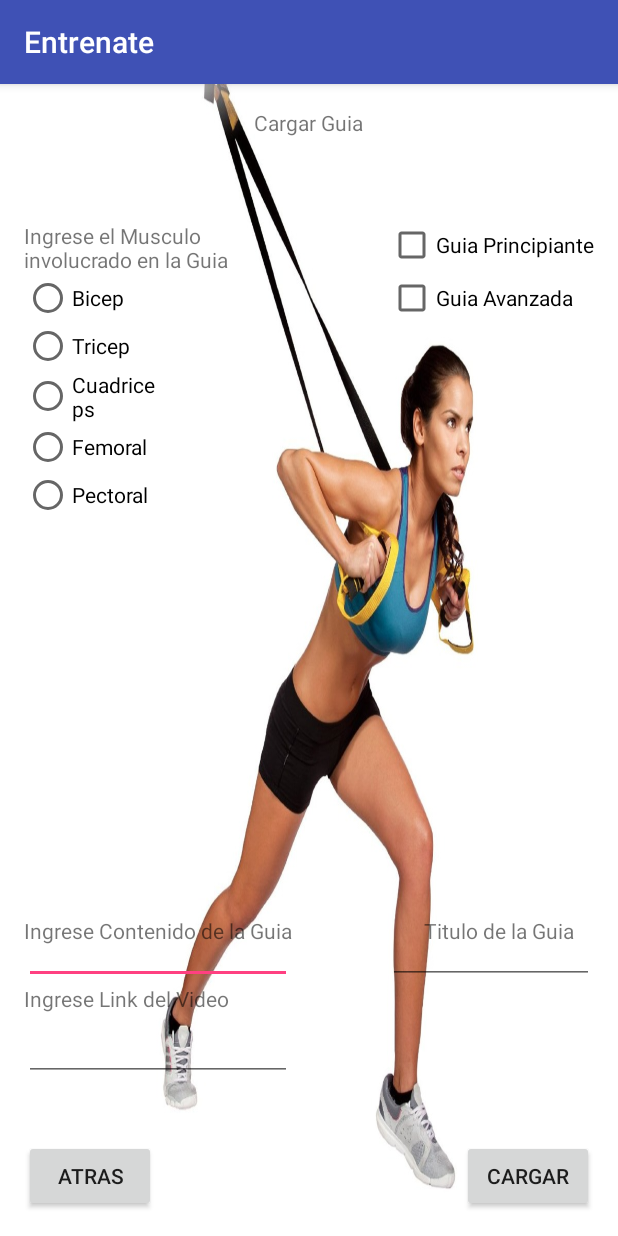
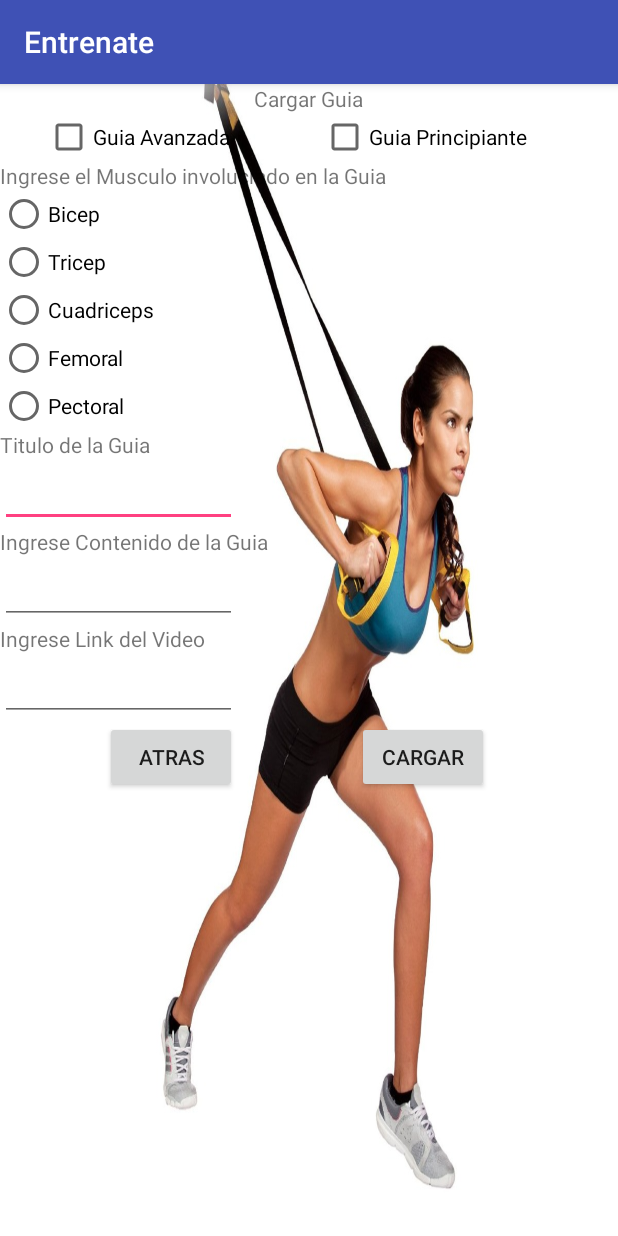
Before and after one commit to mrkorbin/tesis2, an Android app: the CargarGuiaActivity screen opened directly, with no data from a screen before it, on a phone screen of 412 x 824 dp. Run offline under Robolectric (Android 15) with nearby library versions, the phone set to English and light mode, and no system bars; our stand-ins replace Firebase (no records; nobody signed in at launch, a user with empty details on screens opened directly).

Commit message:
Reestructuracion de ventana de carga
Reestructuracion de ventana de carga con Linear Layout

```diff
--- a/app/src/main/res/layout/activity_cargar_guia.xml
+++ b/app/src/main/res/layout/activity_cargar_guia.xml
@@ -1,201 +1,195 @@
 <?xml version="1.0" encoding="utf-8"?>
-<RelativeLayout xmlns:android="http://schemas.android.com/apk/res/android"
+<LinearLayout xmlns:android="http://schemas.android.com/apk/res/android"
     xmlns:tools="http://schemas.android.com/tools"
     android:layout_width="match_parent"
     android:layout_height="wrap_content"
-    android:paddingBottom="@dimen/activity_vertical_margin"
-    android:paddingLeft="@dimen/activity_horizontal_margin"
-    android:paddingRight="@dimen/activity_horizontal_margin"
-    android:paddingTop="@dimen/activity_vertical_margin"
     android:background="@drawable/logoadmin"
+    android:orientation="vertical"
     tools:context="ve.drkorbin.tesis.CargarGuiaActivity">
 
-    <TextView
-        android:layout_width="wrap_content"
+
+    <ScrollView
+        android:layout_width="match_parent"
+        android:layout_height="match_parent">
+
+
+    </ScrollView>
+
+    <LinearLayout
+        android:layout_width="match_parent"
         android:layout_height="wrap_content"
-        android:text="Cargar Guia"
-        android:id="@+id/textView12"
-        android:layout_alignParentTop="true"
-        android:layout_centerHorizontal="true" />
+        android:orientation="vertical">
 
-    <TextView
-        android:layout_width="wrap_content"
-        android:layout_height="wrap_content"
-        android:text="Ingrese el Musculo involucrado en la Guia"
-        android:id="@+id/textView14"
-        android:layout_alignTop="@+id/checkBoxGuiaPrincipiante"
-        android:layout_alignParentLeft="true"
-        android:layout_alignParentStart="true"
-        android:layout_toLeftOf="@+id/textView12"
-        android:layout_toStartOf="@+id/textView12" />
 
-    <Button
-        android:layout_width="wrap_content"
-        android:layout_height="wrap_content"
-        android:text="Cargar"
-        android:id="@+id/button14"
-        android:layout_alignParentBottom="true"
-        android:layout_alignParentRight="true"
-        android:layout_alignParentEnd="true"
-        android:onClick="saveGuideToBd" />
-
-    <Button
-        android:layout_width="wrap_content"
-        android:layout_height="wrap_content"
-        android:text="Atras"
-        android:id="@+id/button15"
-        android:onClick="openAdminPrincipalActivity"
-        android:nestedScrollingEnabled="false"
-        android:layout_alignParentBottom="true"
-        android:layout_alignParentLeft="true"
-        android:layout_alignParentStart="true"
-        android:layout_alignRight="@+id/radioButtonCuadriceps"
-        android:layout_alignEnd="@+id/radioButtonCuadriceps" />
-
-    <CheckBox
-        android:layout_width="wrap_content"
-        android:layout_height="wrap_content"
-        android:text="Guia Principiante"
-        android:id="@+id/checkBoxGuiaPrincipiante"
-        android:checked="false"
-        android:layout_marginTop="56dp"
-        android:layout_below="@+id/textView12"
-        android:layout_alignParentRight="true"
-        android:layout_alignParentEnd="true" />
-
-    <CheckBox
-        android:layout_width="wrap_content"
-        android:layout_height="wrap_content"
-        android:text="Guia Avanzada"
-        android:id="@+id/checkBoxGuiaAvanzada"
-        android:checked="false"
-        android:layout_below="@+id/textView14"
-        android:layout_alignLeft="@+id/checkBoxGuiaPrincipiante"
-        android:layout_alignStart="@+id/checkBoxGuiaPrincipiante" />
-
-    <RadioGroup
-        android:layout_width="match_parent"
-        android:layout_height="match_parent"
-        android:id="@+id/radioGroup"
-        android:layout_below="@+id/textView14"
-        android:layout_alignParentLeft="true"
-        android:layout_alignParentStart="true"
-        android:layout_toStartOf="@+id/textView12"
-        android:layout_alignRight="@+id/button15"
-        android:layout_alignEnd="@+id/button15">
-
-        <RadioButton
+        <TextView
+            android:id="@+id/textView12"
             android:layout_width="wrap_content"
             android:layout_height="wrap_content"
-            android:text="Bicep"
-            android:id="@+id/radioButtonBicep"
-            android:checked="false"
-            android:layout_below="@+id/textView14"
-            android:layout_alignParentLeft="true"
-            android:layout_alignParentStart="true"
-            android:onClick="onRadioButtonClicked" />
+            android:layout_gravity="center_horizontal"
+            android:text="Cargar Guia" />
 
-        <RadioButton
+
+        <LinearLayout
+            android:layout_width="match_parent"
+            android:layout_height="wrap_content"
+            android:layout_marginLeft="30dp"
+            android:orientation="horizontal">
+
+
+            <CheckBox
+                android:id="@+id/checkBoxGuiaAvanzada"
+                android:layout_width="wrap_content"
+                android:layout_height="wrap_content"
+                android:checked="false"
+                android:text="Guia Avanzada" />
+
+            <CheckBox
+                android:id="@+id/checkBoxGuiaPrincipiante"
+                android:layout_width="wrap_content"
+                android:layout_height="wrap_content"
+                android:layout_marginLeft="60dp"
+                android:checked="false"
+                android:text="Guia Principiante" />
+
+
+        </LinearLayout>
+
+        <TextView
+            android:id="@+id/textView14"
             android:layout_width="wrap_content"
             android:layout_height="wrap_content"
-            android:text="Tricep"
-            android:id="@+id/radioButtonTricep"
-            android:layout_below="@+id/radioButtonBicep"
-            android:layout_alignParentLeft="true"
-            android:layout_alignParentStart="true"
-            android:checked="false"
-            android:onClick="onRadioButtonClicked" />
+            android:text="Ingrese el Musculo involucrado en la Guia" />
 
-        <RadioButton
-            android:layout_width="wrap_content"
-            android:layout_height="wrap_content"
-            android:text="Cuadriceps"
-            android:id="@+id/radioButtonCuadriceps"
-            android:checked="false"
-            android:layout_below="@+id/radioButtonTricep"
-            android:layout_alignParentLeft="true"
-            android:layout_alignParentStart="true"
-            android:onClick="onRadioButtonClicked" />
+        <RadioGroup
+            android:id="@+id/radioGroup"
+            android:layout_width="136dp"
+            android:layout_height="match_parent">
 
-        <RadioButton
-            android:layout_width="wrap_content"
-            android:layout_height="wrap_content"
-            android:text="Femoral"
-            android:id="@+id/radioButtonFemoral"
-            android:layout_below="@+id/radioButtonCuadriceps"
-            android:layout_alignParentLeft="true"
-            android:layout_alignParentStart="true"
-            android:checked="false"
-            android:onClick="onRadioButtonClicked" />
+            <RadioButton
+                android:id="@+id/radioButtonBicep"
+                android:layout_width="wrap_content"
+                android:layout_height="wrap_content"
+                android:checked="false"
+                android:onClick="onRadioButtonClicked"
+                android:text="Bicep" />
 
-        <RadioButton
-            android:layout_width="wrap_content"
-            android:layout_height="wrap_content"
-            android:text="Pectoral"
-            android:id="@+id/radioButtonPectoral"
-            android:layout_below="@+id/radioButtonFemoral"
-            android:layout_alignParentLeft="true"
-            android:layout_alignParentStart="true"
-            android:checked="false" />
-    </RadioGroup>
+            <RadioButton
+                android:id="@+id/radioButtonTricep"
+                android:layout_width="wrap_content"
+                android:layout_height="wrap_content"
+                android:checked="false"
+                android:onClick="onRadioButtonClicked"
+                android:text="Tricep" />
 
-    <TextView
-        android:layout_width="wrap_content"
-        android:layout_height="wrap_content"
-        android:text="Ingrese Contenido de la Guia"
-        android:id="@+id/textView13"
-        android:layout_marginBottom="130dp"
-        android:layout_above="@+id/button15"
-        android:layout_alignParentLeft="true"
-        android:layout_alignParentStart="true" />
+            <RadioButton
+                android:id="@+id/radioButtonCuadriceps"
+                android:layout_width="wrap_content"
+                android:layout_height="wrap_content"
+                android:checked="false"
+                android:onClick="onRadioButtonClicked"
+                android:text="Cuadriceps" />
 
-    <EditText
-        android:layout_width="wrap_content"
-        android:layout_height="wrap_content"
-        android:id="@+id/editTextContenidoguia"
-        android:layout_alignTop="@+id/textView13"
-        android:layout_alignParentLeft="true"
-        android:layout_alignParentStart="true"
-        android:layout_alignRight="@+id/textView13"
-        android:layout_alignEnd="@+id/textView13" />
+            <RadioButton
+                android:id="@+id/radioButtonFemoral"
+                android:layout_width="wrap_content"
+                android:layout_height="wrap_content"
+                android:checked="false"
+                android:onClick="onRadioButtonClicked"
+                android:text="Femoral" />
 
-    <TextView
-        android:layout_width="wrap_content"
-        android:layout_height="wrap_content"
-        android:text="Ingrese Link del Video"
-        android:id="@+id/textView15"
-        android:layout_below="@+id/editTextContenidoguia"
-        android:layout_alignParentLeft="true"
-        android:layout_alignParentStart="true" />
-
-    <EditText
-        android:layout_width="wrap_content"
-        android:layout_height="wrap_content"
-        android:id="@+id/editTextCargarLinkVideo"
-        android:layout_below="@+id/textView15"
-        android:layout_alignParentLeft="true"
-        android:layout_alignParentStart="true"
-        android:layout_alignRight="@+id/editTextContenidoguia"
-        android:layout_alignEnd="@+id/editTextContenidoguia" />
-
-    <TextView
-        android:layout_width="wrap_content"
-        android:layout_height="wrap_content"
-        android:text="Titulo de la Guia"
-        android:id="@+id/textView28"
-        android:layout_alignTop="@+id/textView13"
-        android:layout_alignRight="@+id/checkBoxGuiaAvanzada"
-        android:layout_alignEnd="@+id/checkBoxGuiaAvanzada" />
-
-    <EditText
-        android:layout_width="wrap_content"
-        android:layout_height="wrap_content"
-        android:id="@+id/editTextnombreguia"
-        android:layout_alignTop="@+id/textView28"
-        android:layout_alignParentRight="true"
-        android:layout_alignParentEnd="true"
-        android:layout_alignLeft="@+id/checkBoxGuiaAvanzada"
-        android:layout_alignStart="@+id/checkBoxGuiaAvanzada" />
+            <RadioButton
+                android:id="@+id/radioButtonPectoral"
+                android:layout_width="wrap_content"
+                android:layout_height="wrap_content"
+                android:checked="false"
+                android:text="Pectoral" />
+        </RadioGroup>
 
 
-</RelativeLayout>
+        <LinearLayout
+            android:layout_width="match_parent"
+            android:layout_height="wrap_content"
+            android:orientation="vertical">
+
+
+            <TextView
+                android:id="@+id/textView28"
+                android:layout_width="wrap_content"
+                android:layout_height="wrap_content"
+                android:text="Titulo de la Guia" />
+
+            <EditText
+                android:id="@+id/editTextnombreguia"
+                android:layout_width="158dp"
+                android:layout_height="wrap_content" />
+
+        </LinearLayout>
+
+
+        <LinearLayout
+            android:layout_width="match_parent"
+            android:layout_height="wrap_content"
+            android:orientation="vertical">
+
+
+            <TextView
+                android:id="@+id/textView13"
+                android:layout_width="wrap_content"
+                android:layout_height="wrap_content"
+                android:text="Ingrese Contenido de la Guia" />
+
+            <EditText
+                android:id="@+id/editTextContenidoguia"
+                android:layout_width="158dp"
+                android:layout_height="wrap_content" />
+
+        </LinearLayout>
+
+
+        <LinearLayout
+            android:layout_width="match_parent"
+            android:layout_height="wrap_content"
+            android:orientation="vertical">
+
+
+            <TextView
+                android:id="@+id/textView15"
+                android:layout_width="wrap_content"
+                android:layout_height="wrap_content"
+                android:text="Ingrese Link del Video" />
+
+            <EditText
+                android:id="@+id/editTextCargarLinkVideo"
+                android:layout_width="158dp"
+                android:layout_height="wrap_content" />
+
+        </LinearLayout>
+
+
+        <LinearLayout
+            android:layout_width="match_parent"
+            android:layout_height="wrap_content"
+            android:orientation="horizontal">
+
+            <Button
+                android:id="@+id/button15"
+                android:layout_width="wrap_content"
+                android:layout_height="wrap_content"
+                android:layout_marginLeft="70dp"
+                android:onClick="openAdminPrincipalActivity"
+                android:text="Atras" />
+
+            <Button
+                android:id="@+id/button14"
+                android:layout_width="wrap_content"
+                android:layout_height="wrap_content"
+                android:layout_gravity="right"
+                android:layout_marginLeft="80dp"
+                android:onClick="saveGuideToBd"
+                android:text="Cargar" />
+
+        </LinearLayout>
+
+    </LinearLayout>
+
+</LinearLayout>
```
Also changed, not shown: 1 other file.
